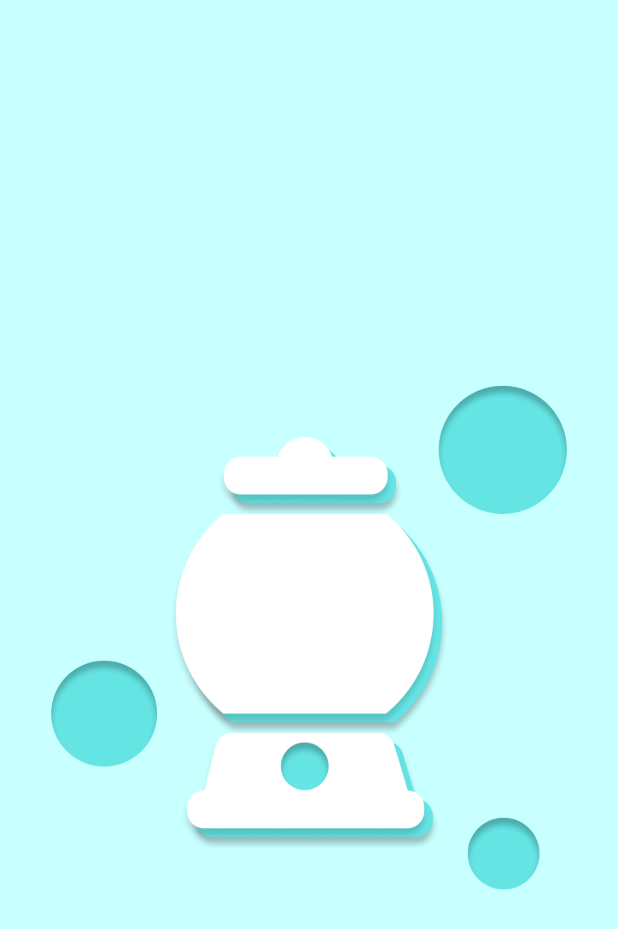
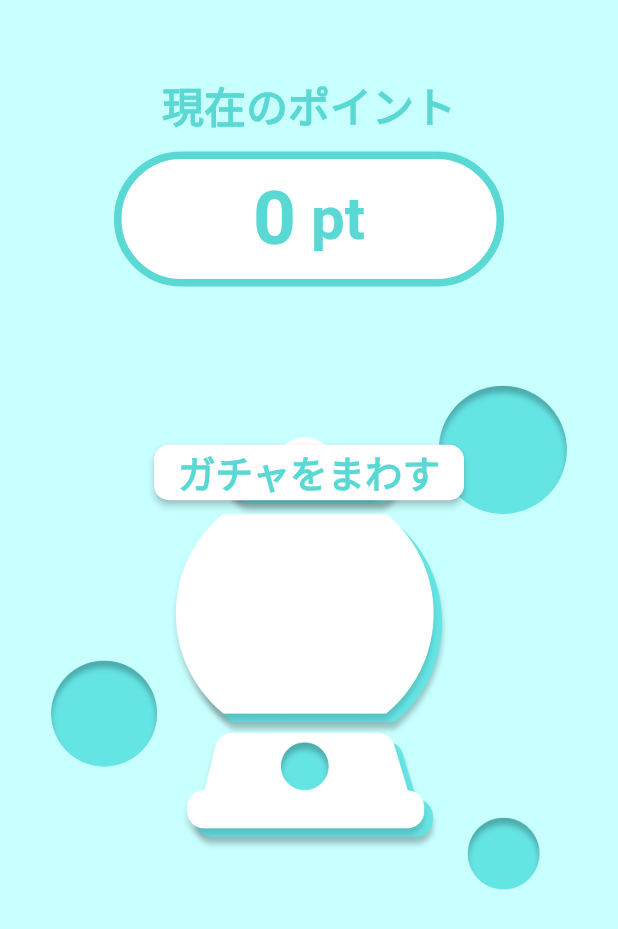
Before and after one commit to Jin2003/kishoutenketsu_rta, a Flutter app: the GatchaPage screen opened directly, on a phone screen of 412 x 824 dp. Shown: the top 929 px of the screen. Run offline on Flutter 3.47's test engine with Material 2 defaults, Android fonts, the phone set to English and light mode, and no system bars; our stand-ins replace curved_navigation_bar, google_fonts.

Commit message:
[find] gatcha page

```diff
--- a/lib/view/pages/gatcha_page.dart
+++ b/lib/view/pages/gatcha_page.dart
@@ -2,6 +2,8 @@ import 'package:flutter/material.dart';
 import 'package:flutter/src/widgets/container.dart';
 import 'package:flutter/src/widgets/framework.dart';
 import 'package:kishoutenketsu_rta/view/pages/components/custom_text_blue.dart';
+import 'package:kishoutenketsu_rta/view/pages/components/elevate_button.dart';
+import 'package:kishoutenketsu_rta/view/pages/components/outline_button.dart';
 
 import '../constant.dart';
 
@@ -13,21 +15,100 @@ class GatchaPage extends StatefulWidget {
 }
 
 class _GatchaPageState extends State<GatchaPage> {
+  // point
+  String _point = '0';
   @override
   Widget build(BuildContext context) {
     return Scaffold(
       backgroundColor: Constant.mainColor,
       body: Stack(
         children: [
-            Positioned.fill(
-              child: Image.asset(
+          Image.asset(
             "assets/gatcha_page.png",
             fit: BoxFit.cover,
           ),
-            ),//floatingActionButtonLocation: FloatingActionButtonLocation.centerFloat,
+          Column(
+            children: [
+              SizedBox(
+                height: 50,
+                width: 1,
+              ),
+              CustomTextBlue(text: '現在のポイント', fontSize: 28),
+              SizedBox(
+                height: 10,
+                width: 1,
+              ),
+              Container(
+                alignment: Alignment.center,
+                width: 260,
+                height: 90,
+                decoration: BoxDecoration(
+                  border: Border.all(color: Constant.mainColor, width: 5),
+                  borderRadius: BorderRadius.circular(60),
+                  // color と boxdecorationの共存はNG
+                  color: Constant.white,
+                ),
+                child: Row(
+                  mainAxisAlignment: MainAxisAlignment.center,
+                  children: [
+                    Text(
+                      textAlign: TextAlign.center,
+                      _point,
+                      style: TextStyle(
+                        fontSize: 50,
+                        fontWeight: FontWeight.bold,
+                        color: Constant.mainColor,
+                      ),
+                    ),
+                    SizedBox(
+                      width: 10,
+                      height: 1,
+                    ),
+                    Text(
+                      'pt',
+                      style: TextStyle(
+                        fontSize: 40,
+                        fontWeight: FontWeight.bold,
+                        color: Constant.mainColor,
+                      ),
+                    ),
                   ],
                 ),
+              ),
 
+              //ElevateButton(title: 'ガチャをまわす'),
+              SizedBox(
+                height: 100,
+                width: 1,
+              ),
+              //OutlineButton(title: 'e', width: 10, height: 10, fontsize: 10, shape: 10)
+              //ElevateButton(title: 'ガチャをまわす'),
+              SizedBox(
+                child: ElevatedButton(
+                  style: ElevatedButton.styleFrom(
+                    backgroundColor: Constant.white,
+                    shape: RoundedRectangleBorder(
+                      borderRadius: BorderRadius.circular(10),
+                    ),
+                  ),
+                  onPressed: () {},
+                  child: CustomTextBlue(
+                    text: 'ガチャをまわす',
+                    fontSize: 25,
+                  ),
+                  // child: Text(
+                  //   style: TextStyle(
+                  //     color: Constant.mainColor,
+                  //   ),
+                  //   'ガチャを回す'
+                  // ),
+                ),
+              ),
+            ],
+          ),
+        ],
+        fit: StackFit.expand,
+      ),
     );
   }
 }
```
Lines whose indentation alone changed are shown as unchanged.
